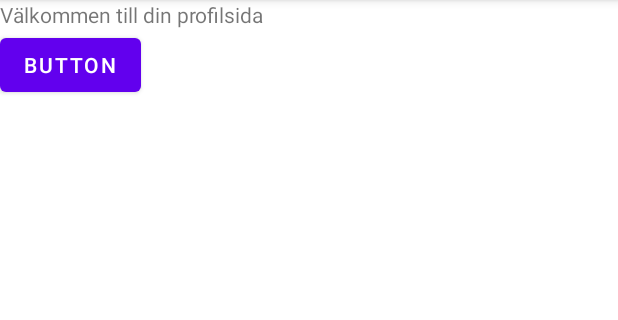
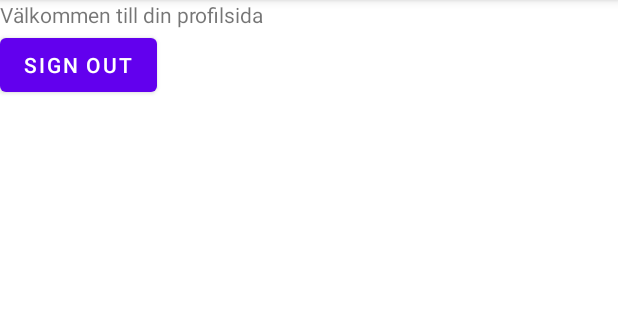
Before and after one commit to c21theti/multipleactivities, an Android app: the ProfileActivity screen opened directly, with no data from a screen before it, on a phone screen of 412 x 824 dp, the part 84-404 px from its top. Run offline under Robolectric (Android 15) with nearby library versions, the phone set to English and light mode, and no system bars.

Commit message:
added click handler for sign out

```diff
--- a/app/src/main/java/com/example/multipleactivities/ProfileActivity.java
+++ b/app/src/main/java/com/example/multipleactivities/ProfileActivity.java
@@ -4,9 +4,11 @@ import androidx.appcompat.app.AppCompatActivity;
 
 import android.os.Bundle;
 import android.util.Log;
+import android.view.View;
+import android.widget.Button;
 
 public class ProfileActivity extends AppCompatActivity {
-
+private Button signout;
     @Override
     protected void onPostResume() {
         super.onPostResume();
@@ -36,5 +38,13 @@ public class ProfileActivity extends AppCompatActivity {
         super.onCreate(savedInstanceState);
         setContentView(R.layout.activity_profile);
         Log.d("==>", "Profile activity created.");
+        signout = findViewById(R.id.signout_button);
+
+        signout.setOnClickListener(new View.OnClickListener() {
+            @Override
+            public void onClick(View view) {
+                Log.d("==>", "Sign out");
+            }
+        });
     }
 }
--- a/app/src/main/res/layout/activity_profile.xml
+++ b/app/src/main/res/layout/activity_profile.xml
@@ -20,7 +20,7 @@
         android:id="@+id/signout_button"
         android:layout_width="wrap_content"
         android:layout_height="wrap_content"
-        android:text="Button"
+        android:text="Sign out"
         app:layout_constraintTop_toBottomOf="@+id/profile_label"/>
 
 </androidx.constraintlayout.widget.ConstraintLayout>
```
